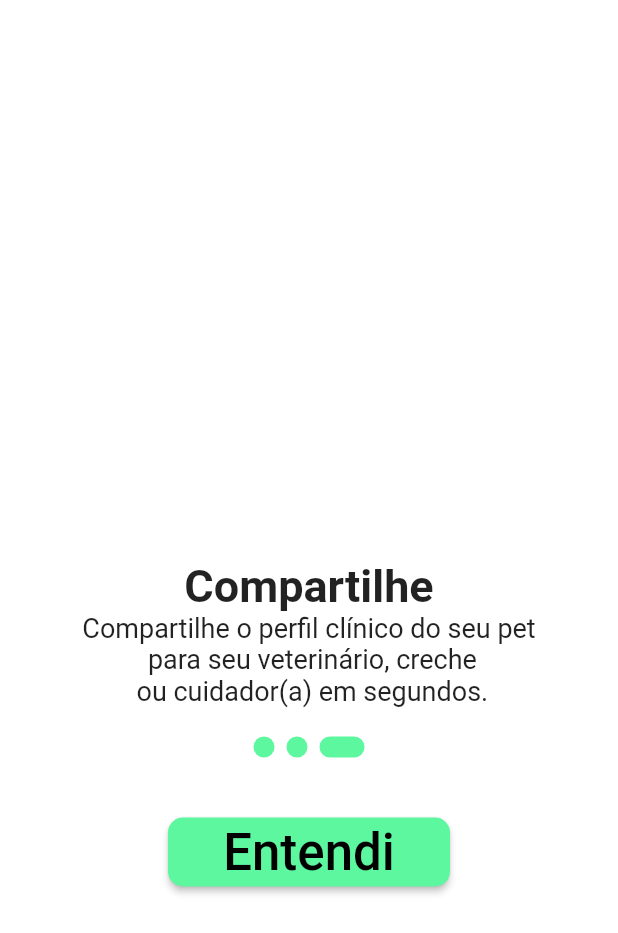
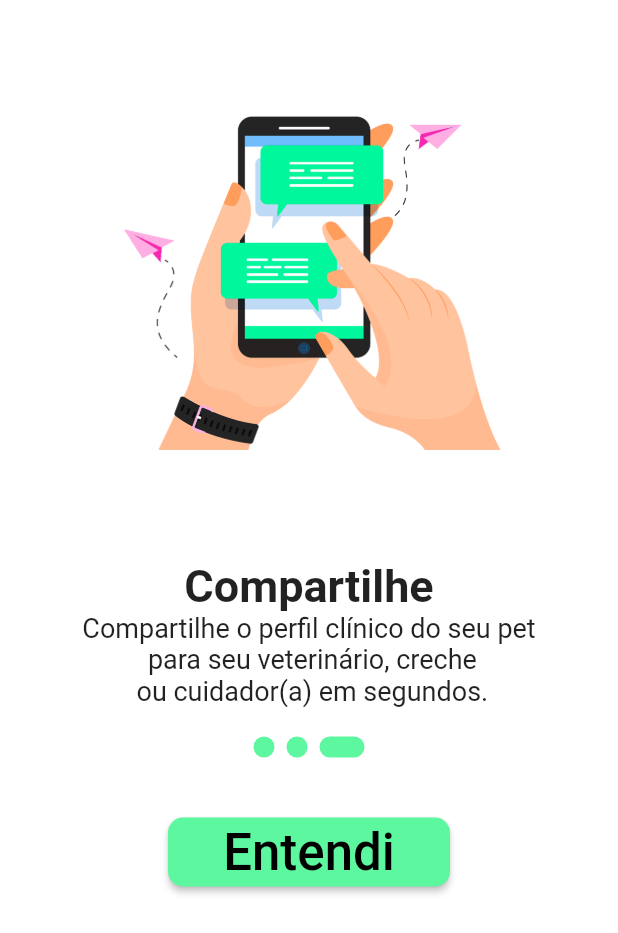
Before and after one commit to devWeslei/IDPet, a Flutter app: the ThirdTutorial screen opened by its route, on a phone screen of 412 x 824 dp. Shown: the top 933 px of the screen. Run offline on Flutter 3.47's test engine with Material 2 defaults, Android fonts, the phone set to English and light mode, and no system bars; our stand-ins replace cloud_firestore, firebase_auth, firebase_core, get; accounts and stored records are empty.

Commit message:
adding third image to tutorial

```diff
--- a/lib/views/ThirdTutorial.dart
+++ b/lib/views/ThirdTutorial.dart
@@ -24,7 +24,8 @@ class ThirdTutorial extends StatelessWidget {
                 const SizedBox(
                   height: 70,
                 ),
-                Container(
+                Image.asset(
+                  'assets/thirdTutorial.png',
                   width: 264,
                   height: 233,
                 ),
--- a/pubspec.yaml
+++ b/pubspec.yaml
@@ -100,6 +100,7 @@ flutter:
     - assets/tutorial.png
     - assets/secondTutorial.png
     - assets/photoHome.jpg
+    - assets/thirdTutorial.png
 
   # An image asset can refer to one or more resolution-specific "variants", see
   # https://flutter.dev/assets-and-images/#resolution-aware
```
Also changed, not shown: assets/thirdTutorial.png (added).
